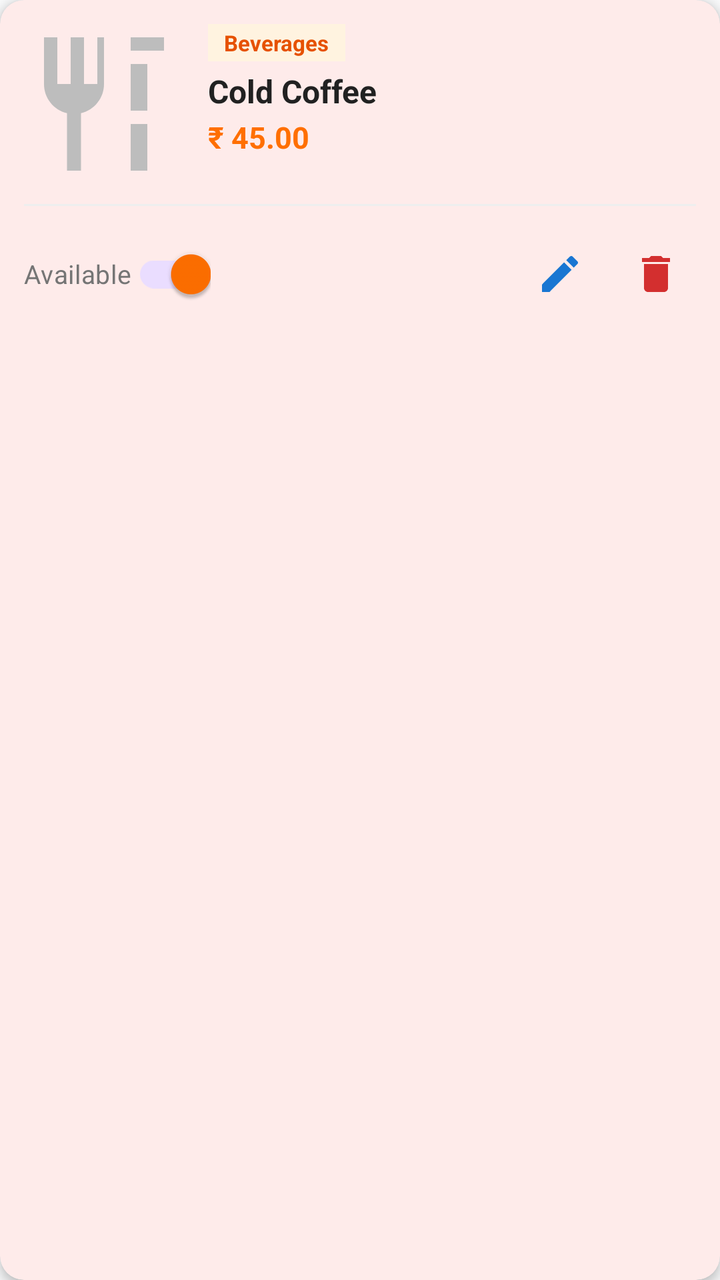
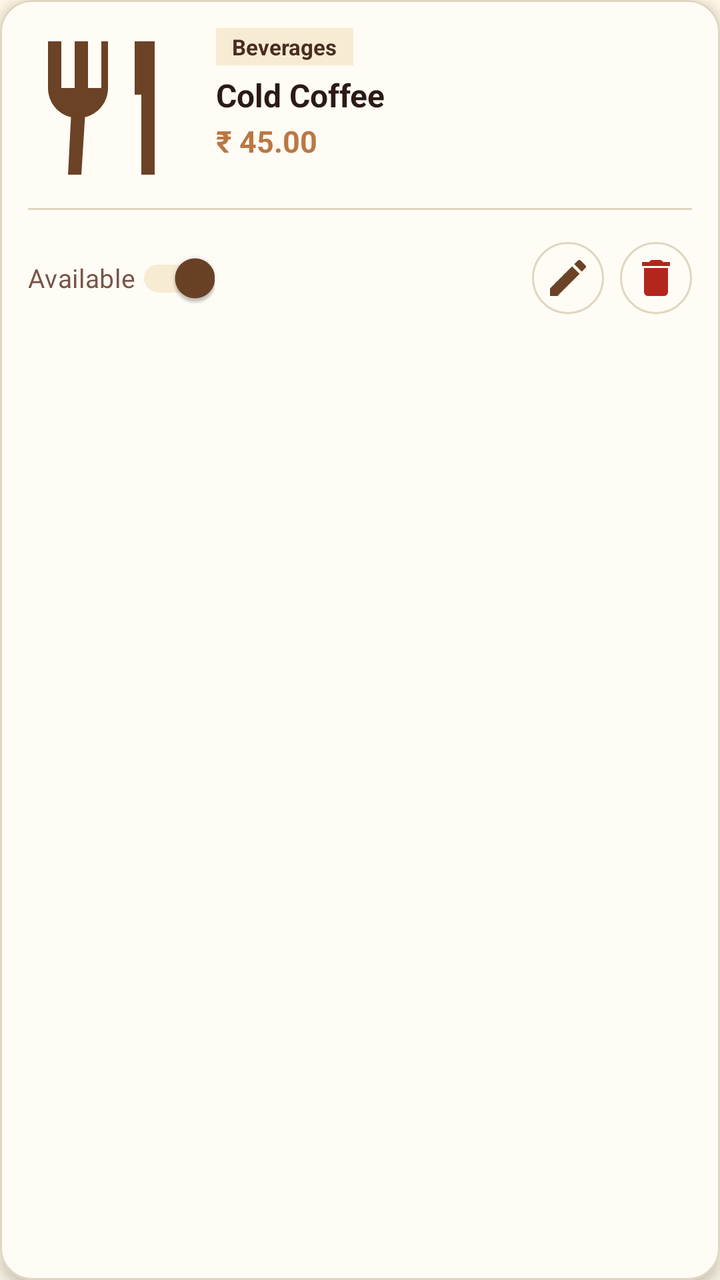

Two renders of the same Android screen: before a commit and after it. Below are the layout's source before the change and the commit's diff.
<!-- AndroidManifest.xml: application theme Theme.CollegeCanteenFoodOrderingApp -->
<!-- res/layout/item_food_admin.xml -->
<?xml version="1.0" encoding="utf-8"?>
<com.google.android.material.card.MaterialCardView xmlns:android="http://schemas.android.com/apk/res/android"
    xmlns:app="http://schemas.android.com/apk/res-auto"
    android:layout_width="match_parent"
    android:layout_height="wrap_content"
    android:layout_margin="6dp"
    app:cardCornerRadius="12dp"
    app:cardElevation="3dp"
    app:strokeWidth="0dp">

    <LinearLayout
        android:layout_width="match_parent"
        android:layout_height="wrap_content"
        android:orientation="vertical"
        android:padding="12dp">

        <LinearLayout
            android:layout_width="match_parent"
            android:layout_height="wrap_content"
            android:orientation="horizontal">

            <ImageView
                android:id="@+id/ivAdminFoodImage"
                android:layout_width="80dp"
                android:layout_height="80dp"
                android:scaleType="centerCrop"
                android:src="@drawable/ic_food_placeholder"
                android:contentDescription="Food Image" />

            <LinearLayout
                android:layout_width="0dp"
                android:layout_height="wrap_content"
                android:layout_weight="1"
                android:layout_marginStart="12dp"
                android:orientation="vertical">

                <TextView
                    android:id="@+id/tvAdminCategory"
                    android:layout_width="wrap_content"
                    android:layout_height="wrap_content"
                    android:background="#FFF3E0"
                    android:paddingHorizontal="8dp"
                    android:paddingVertical="2dp"
                    android:text="Beverages"
                    android:textColor="@color/primary_dark"
                    android:textSize="11sp"
                    android:textStyle="bold" />

                <TextView
                    android:id="@+id/tvAdminFoodName"
                    android:layout_width="wrap_content"
                    android:layout_height="wrap_content"
                    android:layout_marginTop="4dp"
                    android:text="Cold Coffee"
                    android:textColor="@color/text_primary"
                    android:textSize="16sp"
                    android:textStyle="bold" />

                <TextView
                    android:id="@+id/tvAdminPrice"
                    android:layout_width="wrap_content"
                    android:layout_height="wrap_content"
                    android:layout_marginTop="2dp"
                    android:text="₹ 45.00"
                    android:textColor="@color/primary"
                    android:textSize="15sp"
                    android:textStyle="bold" />
            </LinearLayout>

        </LinearLayout>

        <View
            android:layout_width="match_parent"
            android:layout_height="1dp"
            android:layout_marginVertical="10dp"
            android:background="@color/divider" />

        <RelativeLayout
            android:layout_width="match_parent"
            android:layout_height="wrap_content">

            <com.google.android.material.switchmaterial.SwitchMaterial
                android:id="@+id/switchAvailable"
                android:layout_width="wrap_content"
                android:layout_height="wrap_content"
                android:layout_alignParentStart="true"
                android:layout_centerVertical="true"
                android:checked="true"
                android:text="Available"
                android:textColor="@color/text_secondary"
                android:textSize="13sp" />

            <LinearLayout
                android:layout_width="wrap_content"
                android:layout_height="wrap_content"
                android:layout_alignParentEnd="true"
                android:layout_centerVertical="true"
                android:orientation="horizontal">

                <ImageButton
                    android:id="@+id/btnEditFood"
                    android:layout_width="40dp"
                    android:layout_height="40dp"
                    android:background="?attr/selectableItemBackgroundBorderless"
                    android:contentDescription="Edit"
                    android:src="@drawable/ic_edit" />

                <ImageButton
                    android:id="@+id/btnDeleteFood"
                    android:layout_width="40dp"
                    android:layout_height="40dp"
                    android:layout_marginStart="8dp"
                    android:background="?attr/selectableItemBackgroundBorderless"
                    android:contentDescription="Delete"
                    android:src="@drawable/ic_delete" />

            </LinearLayout>

        </RelativeLayout>

    </LinearLayout>

</com.google.android.material.card.MaterialCardView>
<!-- resources referenced by this layout -->
<resources>
  <color name="divider">#EEEEEE</color>
  <color name="primary">#FF6F00</color>
  <color name="primary_dark">#E65100</color>
  <color name="text_primary">#212121</color>
  <color name="text_secondary">#757575</color>
  <!-- drawable ic_delete (drawable) -->
  <vector xmlns:android="http://schemas.android.com/apk/res/android"
      android:width="24dp"
      android:height="24dp"
      android:viewportWidth="24"
      android:viewportHeight="24">
      <path
          android:fillColor="#D32F2F"
          android:pathData="M6,19c0,1.1 0.9,2 2,2h8c1.1,0 2,-0.9 2,-2V7H6v12zM19,4h-3.5l-1,-1h-5l-1,1H5v2h14V4z" />
  </vector>
  <!-- drawable ic_edit (drawable) -->
  <vector xmlns:android="http://schemas.android.com/apk/res/android"
      android:width="24dp"
      android:height="24dp"
      android:viewportWidth="24"
      android:viewportHeight="24">
      <path
          android:fillColor="#1976D2"
          android:pathData="M3,17.25V21h3.75L17.81,9.94l-3.75,-3.75L3,17.25zM20.71,7.04c0.39,-0.39 0.39,-1.02 0,-1.41l-2.34,-2.34c-0.39,-0.39 -1.02,-0.39 -1.41,0l-1.83,1.83 3.75,3.75 1.83,-1.83z" />
  </vector>
  <!-- drawable ic_food_placeholder (drawable) -->
  <vector xmlns:android="http://schemas.android.com/apk/res/android"
      android:width="24dp"
      android:height="24dp"
      android:viewportWidth="24"
      android:viewportHeight="24">
      <path
          android:fillColor="#BDBDBD"
          android:pathData="M11,9H9V2H7v7H5V2H3v7c0,2.12 1.46,3.91 3.45,4.38V22h2.1v-8.62C10.54,12.91 12,11.12 12,9V2h-1V9zM16,6v7h2.5V6H16zM16,2v2h5V2h-5zM16,15v7h2.5v-7H16z" />
  </vector>
  <style name="Theme.CollegeCanteenFoodOrderingApp" parent="Base.Theme.CollegeCanteenFoodOrderingApp" />
  <style name="Base.Theme.CollegeCanteenFoodOrderingApp" parent="Theme.Material3.DayNight">
          <item name="colorPrimary">@color/primary</item>
          <item name="colorPrimaryDark">@color/primary_dark</item>
          <item name="colorAccent">@color/accent</item>
          <item name="android:windowBackground">@color/bg_main</item>
      </style>
  <color name="accent">#FF9800</color>
  <color name="bg_main">#F8F9FA</color>
</resources>

<!-- the commit's change to res/layout/item_food_admin.xml (unified diff, before → after) -->
@@ -4,41 +4,44 @@
     android:layout_width="match_parent"
     android:layout_height="wrap_content"
     android:layout_margin="6dp"
-    app:cardCornerRadius="12dp"
-    app:cardElevation="3dp"
-    app:strokeWidth="0dp">
+    app:cardBackgroundColor="@color/surface_card"
+    app:cardCornerRadius="16dp"
+    app:cardElevation="4dp"
+    app:strokeColor="@color/border_light"
+    app:strokeWidth="1dp">
 
     <LinearLayout
         android:layout_width="match_parent"
         android:layout_height="wrap_content"
         android:orientation="vertical"
-        android:padding="12dp">
+        android:padding="14dp">
 
         <LinearLayout
             android:layout_width="match_parent"
             android:layout_height="wrap_content"
             android:orientation="horizontal">
 
-            <ImageView
-                android:id="@+id/ivAdminFoodImage"
+            <com.google.android.material.imageview.ShapeableImageView
+                android:id="@+id/ivAdminFood"
                 android:layout_width="80dp"
                 android:layout_height="80dp"
                 android:scaleType="centerCrop"
                 android:src="@drawable/ic_food_placeholder"
-                android:contentDescription="Food Image" />
+                android:contentDescription="Food Image"
+                app:shapeAppearanceOverlay="@style/ShapeAppearance.Material3.Corner.Medium" />
 
             <LinearLayout
                 android:layout_width="0dp"
                 android:layout_height="wrap_content"
                 android:layout_weight="1"
-                android:layout_marginStart="12dp"
+                android:layout_marginStart="14dp"
                 android:orientation="vertical">
 
                 <TextView
                     android:id="@+id/tvAdminCategory"
                     android:layout_width="wrap_content"
                     android:layout_height="wrap_content"
-                    android:background="#FFF3E0"
+                    android:background="@color/bg_light_cream"
                     android:paddingHorizontal="8dp"
                     android:paddingVertical="2dp"
                     android:text="Beverages"
@@ -51,18 +54,20 @@
                     android:layout_width="wrap_content"
                     android:layout_height="wrap_content"
                     android:layout_marginTop="4dp"
+                    android:ellipsize="end"
+                    android:maxLines="1"
                     android:text="Cold Coffee"
                     android:textColor="@color/text_primary"
                     android:textSize="16sp"
                     android:textStyle="bold" />
 
                 <TextView
-                    android:id="@+id/tvAdminPrice"
+                    android:id="@+id/tvAdminFoodPrice"
                     android:layout_width="wrap_content"
                     android:layout_height="wrap_content"
                     android:layout_marginTop="2dp"
                     android:text="₹ 45.00"
-                    android:textColor="@color/primary"
+                    android:textColor="@color/caramel"
                     android:textSize="15sp"
                     android:textStyle="bold" />
             </LinearLayout>
@@ -88,7 +93,9 @@
                 android:checked="true"
                 android:text="Available"
                 android:textColor="@color/text_secondary"
-                android:textSize="13sp" />
+                android:textSize="13sp"
+                app:thumbTint="@color/primary"
+                app:trackTint="@color/bg_light_cream" />
 
             <LinearLayout
                 android:layout_width="wrap_content"
@@ -98,21 +105,23 @@
                 android:orientation="horizontal">
 
                 <ImageButton
-                    android:id="@+id/btnEditFood"
-                    android:layout_width="40dp"
-                    android:layout_height="40dp"
-                    android:background="?attr/selectableItemBackgroundBorderless"
+                    android:id="@+id/btnEdit"
+                    android:layout_width="36dp"
+                    android:layout_height="36dp"
+                    android:background="@drawable/bg_chip_unselected"
                     android:contentDescription="Edit"
-                    android:src="@drawable/ic_edit" />
+                    android:src="@drawable/ic_edit"
+                    app:tint="@color/primary" />
 
                 <ImageButton
-                    android:id="@+id/btnDeleteFood"
-                    android:layout_width="40dp"
-                    android:layout_height="40dp"
+                    android:id="@+id/btnDelete"
+                    android:layout_width="36dp"
+                    android:layout_height="36dp"
                     android:layout_marginStart="8dp"
-                    android:background="?attr/selectableItemBackgroundBorderless"
+                    android:background="@drawable/bg_chip_unselected"
                     android:contentDescription="Delete"
-                    android:src="@drawable/ic_delete" />
+                    android:src="@drawable/ic_delete"
+                    app:tint="@color/red_error" />
 
             </LinearLayout>
 
<!-- resource entries referenced after the edit -->
@@ -1,39 +1,33 @@
 <!-- resources referenced by this layout -->
 <resources>
-  <color name="divider">#EEEEEE</color>
-  <color name="primary">#FF6F00</color>
-  <color name="primary_dark">#E65100</color>
-  <color name="text_primary">#212121</color>
-  <color name="text_secondary">#757575</color>
+  <color name="bg_light_cream">#F7EBD3</color>
+  <color name="border_light">#E0D5C1</color>
+  <color name="caramel">#B97843</color>
+  <color name="divider">#E0D5C1</color>
+  <color name="primary">#6B4226</color>
+  <color name="primary_dark">#4A2C20</color>
+  <color name="red_error">#B3261E</color>
+  <color name="surface_card">#FFFCF5</color>
+  <color name="text_primary">#2B1B14</color>
+  <color name="text_secondary">#795548</color>
+  <!-- drawable bg_chip_unselected (drawable) -->
+  <?xml version="1.0" encoding="utf-8"?>
+  <shape xmlns:android="http://schemas.android.com/apk/res/android" android:shape="rectangle">
+      <solid android:color="#FFFCF5"/>
+      <stroke android:width="1dp" android:color="#E0D5C1"/>
+      <corners android:radius="20dp"/>
+  </shape>
   <!-- drawable ic_delete (drawable) -->
-  <vector xmlns:android="http://schemas.android.com/apk/res/android"
-      android:width="24dp"
-      android:height="24dp"
-      android:viewportWidth="24"
-      android:viewportHeight="24">
-      <path
-          android:fillColor="#D32F2F"
-          android:pathData="M6,19c0,1.1 0.9,2 2,2h8c1.1,0 2,-0.9 2,-2V7H6v12zM19,4h-3.5l-1,-1h-5l-1,1H5v2h14V4z" />
+  <vector xmlns:android="http://schemas.android.com/apk/res/android" android:width="24dp" android:height="24dp" android:viewportWidth="24" android:viewportHeight="24">
+      <path android:fillColor="#FF6B4226" android:pathData="M6,19c0,1.1 0.9,2 2,2h8c1.1,0 2,-0.9 2,-2V7H6v12zM19,4h-3.5l-1,-1h-5l-1,1H5v2h14V4z"/>
   </vector>
   <!-- drawable ic_edit (drawable) -->
-  <vector xmlns:android="http://schemas.android.com/apk/res/android"
-      android:width="24dp"
-      android:height="24dp"
-      android:viewportWidth="24"
-      android:viewportHeight="24">
-      <path
-          android:fillColor="#1976D2"
-          android:pathData="M3,17.25V21h3.75L17.81,9.94l-3.75,-3.75L3,17.25zM20.71,7.04c0.39,-0.39 0.39,-1.02 0,-1.41l-2.34,-2.34c-0.39,-0.39 -1.02,-0.39 -1.41,0l-1.83,1.83 3.75,3.75 1.83,-1.83z" />
+  <vector xmlns:android="http://schemas.android.com/apk/res/android" android:width="24dp" android:height="24dp" android:viewportWidth="24" android:viewportHeight="24">
+      <path android:fillColor="#FF6B4226" android:pathData="M3,17.25V21h3.75L17.81,9.94l-3.75,-3.75L3,17.25zM20.71,7.04c0.39,-0.39 0.39,-1.02 0,-1.41l-2.34,-2.34c-0.39,-0.39 -1.02,-0.39 -1.41,0l-1.83,1.83 3.75,3.75 1.83,-1.83z"/>
   </vector>
   <!-- drawable ic_food_placeholder (drawable) -->
-  <vector xmlns:android="http://schemas.android.com/apk/res/android"
-      android:width="24dp"
-      android:height="24dp"
-      android:viewportWidth="24"
-      android:viewportHeight="24">
-      <path
-          android:fillColor="#BDBDBD"
-          android:pathData="M11,9H9V2H7v7H5V2H3v7c0,2.12 1.46,3.91 3.45,4.38V22h2.1v-8.62C10.54,12.91 12,11.12 12,9V2h-1V9zM16,6v7h2.5V6H16zM16,2v2h5V2h-5zM16,15v7h2.5v-7H16z" />
+  <vector xmlns:android="http://schemas.android.com/apk/res/android" android:width="24dp" android:height="24dp" android:viewportWidth="24" android:viewportHeight="24">
+      <path android:fillColor="#FF6B4226" android:pathData="M11,9H9V2H7v7H5V2H3v7c0,2.12 1.46,3.91 3.45,4.38L6,22h2l0.55,-8.62C10.54,12.91 12,11.12 12,9V2h-1V9zM16,2v8h1v12h2V2H16z"/>
   </vector>
   <style name="Theme.CollegeCanteenFoodOrderingApp" parent="Base.Theme.CollegeCanteenFoodOrderingApp" />
   <style name="Base.Theme.CollegeCanteenFoodOrderingApp" parent="Theme.Material3.DayNight">
@@ -42,7 +36,7 @@
           <item name="colorAccent">@color/accent</item>
           <item name="android:windowBackground">@color/bg_main</item>
       </style>
-  <color name="accent">#FF9800</color>
-  <color name="bg_main">#F8F9FA</color>
+  <color name="accent">#B97843</color>
+  <color name="bg_main">#FFF8E7</color>
 </resources>
 
